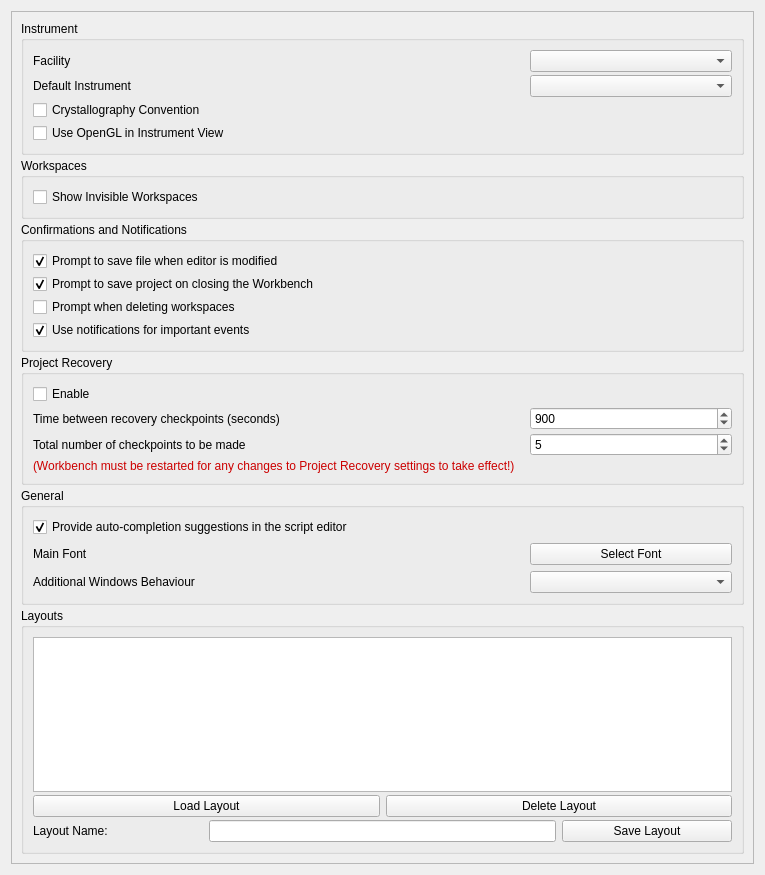
The window that qt/applications/workbench/workbench/widgets/settings/general/section_general.ui (mantidproject/mantid) describes before a commit, drawn with Qt 5.
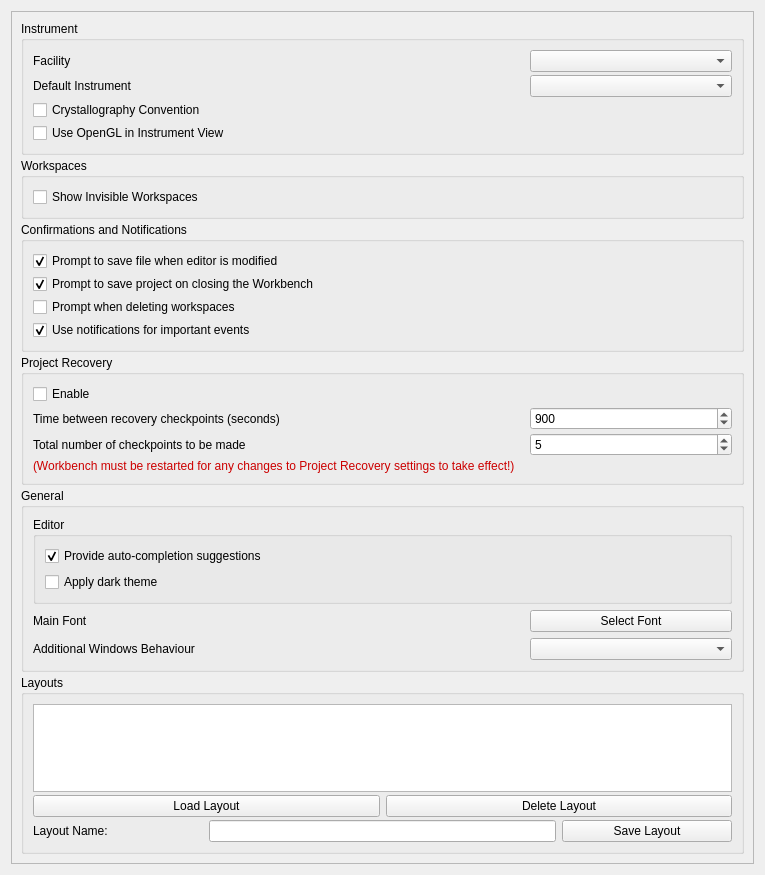
The same window after the commit.

Commit message: Added a new optional dark theme that provides greater contrast for the text in the editor on all supported platforms (#41234)

What changed in the file:
```diff
--- a/qt/applications/workbench/workbench/widgets/settings/general/section_general.ui
+++ b/qt/applications/workbench/workbench/widgets/settings/general/section_general.ui
@@ -392,6 +392,12 @@
            </property>
            <layout class="QVBoxLayout" name="verticalLayout_5">
             <item>
+            <widget class="QGroupBox" name="editorSettingsGroup">
+            <property name="title">
+            <string>Editor</string>
+            </property>
+            <layout class="QVBoxLayout" name="verticalLayout_editorSettings">
+            <item>
              <widget class="QCheckBox" name="completion_enabled">
               <property name="sizePolicy">
                <sizepolicy hsizetype="Expanding" vsizetype="Fixed">
@@ -400,11 +406,30 @@
                </sizepolicy>
               </property>
               <property name="text">
-               <string>Provide auto-completion suggestions in the script editor</string>
+                <string>Provide auto-completion suggestions</string>
               </property>
               <property name="checked">
                <bool>true</bool>
               </property>
+                </widget>
+            </item>
+            <item>
+                <widget class="QCheckBox" name="apply_dark_theme_enabled">
+                <property name="sizePolicy">
+                <sizepolicy hsizetype="Expanding" vsizetype="Fixed">
+                <horstretch>0</horstretch>
+                <verstretch>0</verstretch>
+                </sizepolicy>
+                </property>
+                <property name="text">
+                <string>Apply dark theme</string>
+                </property>
+                <property name="checked">
+                <bool>false</bool>
+                </property>
+                </widget>
+            </item>
+            </layout>
              </widget>
             </item>
             <item>
```
Lines whose indentation alone changed are shown as unchanged. The commit also changes 26 other files.
